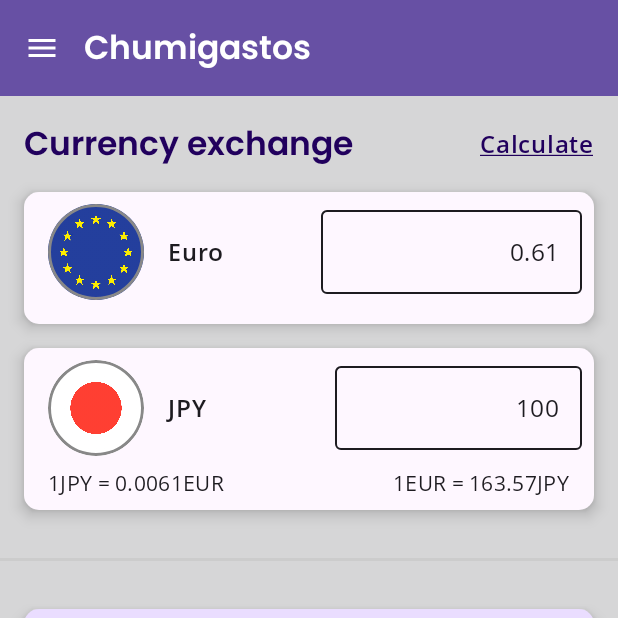
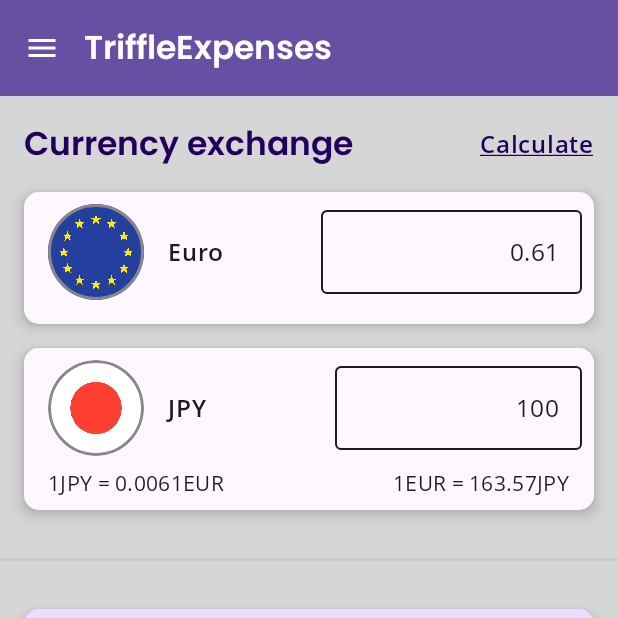
Before and after one commit to ClaraBartolome/Chumigastos, an Android app built with Jetpack Compose: the screen it shows after launch (MainActivity), on a phone screen of 412 x 824 dp, the top half of it. Run offline under Robolectric (Android 15) with nearby library versions, the phone set to English and light mode, and no system bars; our stand-ins replace Room's generated code, livedata-compose.

Commit message:
Changed app name in english

```diff
--- a/app/src/main/res/values/strings.xml
+++ b/app/src/main/res/values/strings.xml
@@ -1,5 +1,5 @@
 <resources>
-    <string name="app_name" translatable="false">Chumigastos</string>
+    <string name="app_name">TriffleExpenses</string>
     <string name="add_uppercase">ADD</string>
     <string name="shopping_list_uppercase">SHOPPING LIST</string>
     <string name="total_uppercase">TOTAL</string>
```
Also changed, not shown: 1 other file.
